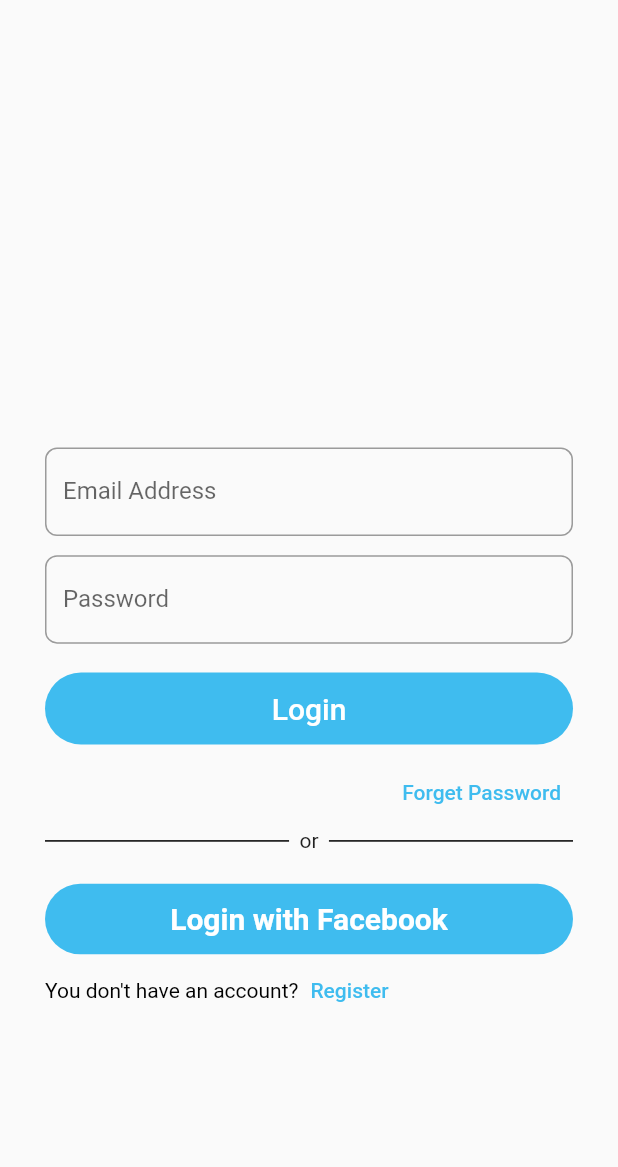
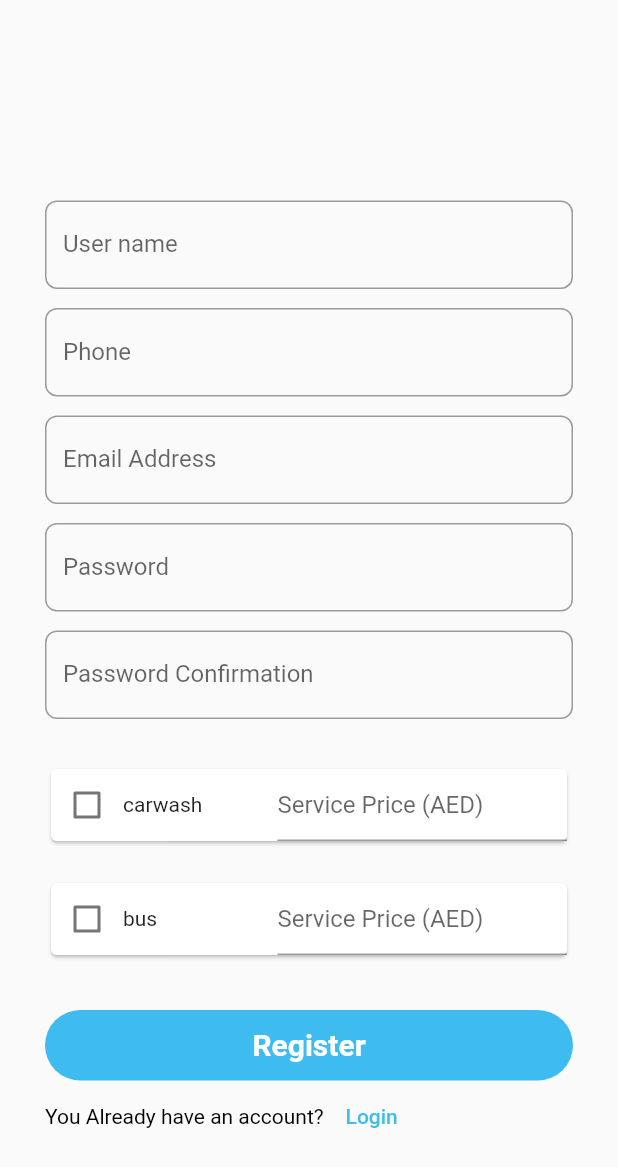
Before and after one commit to tron200/car_washer, a Flutter app: the screen it shows after launch, after a tap on "Forget Password", on a phone screen of 412 x 824 dp. Shown: the top 1167 px of the screen. Run offline on Flutter 3.47's test engine with Material 2 defaults, Android fonts, the phone set to English and light mode, and no system bars; our stand-ins replace device_info, firebase_core, firebase_messaging, sizer; accounts and stored records are empty.

Commit message:
register commit

```diff
--- /dev/null
+++ b/assets/services.json
@@ -0,0 +1,13 @@
+{
+
+  "services":[
+  {
+    "id": 19,
+    "name": "carwash"
+  },
+  {
+    "id": 20,
+    "name": "bus"
+  }
+  ]
+}
--- a/lib/Auth/login.dart
+++ b/lib/Auth/login.dart
@@ -1,12 +1,12 @@
 import 'dart:io' show Platform;
 
+import 'package:car_washer/Auth/register.dart';
 import 'package:device_info/device_info.dart';
 import 'package:firebase_messaging/firebase_messaging.dart';
 import 'package:flutter/material.dart';
 import 'package:flutter/services.dart';
 import 'package:flutter/widgets.dart';
 import 'package:sizer/sizer.dart';
-import 'package:car_washer/Helper/URLHelper.kt';
 
 class login extends StatefulWidget{
   static String id = 'login_screen';
@@ -47,7 +47,10 @@
   @override
   Widget build(BuildContext context) {
     void click() {
-
+      Navigator.push(context,
+        MaterialPageRoute(
+            builder: (context) => register())
+        ,);
     }
     void signin(){
       //here _emailController.text
--- /dev/null
+++ b/lib/Auth/register.dart
@@ -0,0 +1,258 @@
+import 'dart:convert';
+
+import 'package:car_washer/test.dart';
+import 'package:flutter/material.dart';
+import 'package:flutter/services.dart';
+import 'package:flutter/widgets.dart';
+import 'package:sizer/sizer.dart';
+import 'login.dart';
+
+class register extends StatefulWidget{
+  static String id = 'register_screen';
+
+  @override
+  _registerstate createState() => _registerstate();
+
+}
+
+
+
+class _registerstate extends State<register> {
+  List _services = [];
+  List<bool> values = [false, false];
+
+
+  Future<void> readJson() async {
+    final String response = await rootBundle.loadString('assets/services.json');
+    final data = await json.decode(response);
+    setState(() {
+      _services = data["services"];
+    });
+  }
+  @override
+  Widget build(BuildContext context) {
+    readJson();
+    void click() {
+      Navigator.push(context,
+        MaterialPageRoute(
+            builder: (context) => login())
+        ,);
+    }
+    void register(){
+      //here _emailController.text
+
+    }
+    TextEditingController _emailController = TextEditingController();
+    TextEditingController _nameController = TextEditingController();
+    TextEditingController _passwordController = TextEditingController();
+    TextEditingController _passwordconfirmController = TextEditingController();
+    TextEditingController _phoneController = TextEditingController();
+
+    return Scaffold(
+      body: SingleChildScrollView(
+      child: Container(
+        height: MediaQuery
+            .of(context)
+            .size
+            .height,
+        width: MediaQuery
+            .of(context)
+            .size
+            .width,
+
+        child: Column(
+          crossAxisAlignment: CrossAxisAlignment.center,
+          children: <Widget>[
+
+            Padding(
+                padding: const EdgeInsets.symmetric(vertical: 10, horizontal: 30),
+                child: Container(
+                  width: MediaQuery
+                      .of(context)
+                      .size
+                      .width,
+
+
+                  child: Column(
+                    crossAxisAlignment: CrossAxisAlignment.start,
+
+
+                    children: [
+
+                      SizedBox(height: 15.0.h,),
+                      Container(
+                        width: MediaQuery
+                            .of(context)
+                            .size
+                            .width,
+                        height: 7.5.h,
+                        child:  TextField(
+                          controller: _nameController,
+                          decoration: InputDecoration(
+                              labelText: "User name",
+                              border: OutlineInputBorder(
+                                borderRadius: BorderRadius.all(Radius.circular(8)),
+                              )
+                          ),
+                        ),
+                      ),
+                      SizedBox(height: 1.2.h,),
+                      Container(
+                        width: MediaQuery
+                            .of(context)
+                            .size
+                            .width,
+                        height: 7.5.h,
+                        child:  TextField(
+                          controller: _phoneController,
+                          decoration: InputDecoration(
+                              labelText: "Phone",
+                              border: OutlineInputBorder(
+                                borderRadius: BorderRadius.all(Radius.circular(8)),
+                              )
+                          ),
+                        ),
+                      ),
+                      SizedBox(height: 1.2.h,),
+                      Container(
+                        width: MediaQuery
+                            .of(context)
+                            .size
+                            .width,
+                        height: 7.5.h,
+                        child:  TextField(
+                          controller: _emailController,
+                          decoration: InputDecoration(
+                              labelText: "Email Address",
+                              border: OutlineInputBorder(
+                                borderRadius: BorderRadius.all(Radius.circular(8)),
+                              )
+                          ),
+                        ),
+                      ),
+                      SizedBox(height: 1.2.h,),
+                      Container(
+                        width: MediaQuery
+                            .of(context)
+                            .size
+                            .width,
+                        height: 7.5.h,
+                        child:  TextField(
+                          controller: _passwordController,
+                          obscureText: true,
+                          decoration: InputDecoration(
+                              labelText: "Password",
+                              border: OutlineInputBorder(
+                                borderRadius: BorderRadius.all(Radius.circular(8)),
+                              )
+                          ),
+                        ),
+                      ),
+
+                      SizedBox(height: 1.2.h,),
+
+                      Container(
+                        width: MediaQuery
+                            .of(context)
+                            .size
+                            .width,
+                        height: 7.5.h,
+                        child:  TextField(
+                          controller: _passwordconfirmController,
+                          obscureText: true,
+                          decoration: InputDecoration(
+                              labelText: "Password Confirmation",
+                              border: OutlineInputBorder(
+                                borderRadius: BorderRadius.all(Radius.circular(8)),
+                              )
+                          ),
+                        ),
+                      ),
+                      SizedBox(height: 2.0.h,),
+                      Container(
+                        height: 20.0.h,
+                        child: ListView.builder(
+                          itemCount: _services.length,
+                          itemBuilder: (context, index) {
+                            return Container(
+                              margin: EdgeInsets.symmetric(vertical: 10),
+                                child: Card(
+                                    child: Container(
+                                      child: Row(
+                                        children: [
+                                          Checkbox(value: values[index], onChanged: (bool? value){
+                                            values[index] = value!;
+                                          }),
+                                          Container(
+                                            width: 25.0.w,
+                                            child: Text(_services[index]["name"]),
+                                          ),
+                                          Expanded(
+                                              child: TextField(
+
+                                                decoration: InputDecoration(
+                                                  hintText: "Service Price (AED)",
+
+                                                ),
+                                              )
+                                          )
+
+                                        ],
+                                      ),
+                                    )
+                                )
+                            );
+                          },
+                        ),
+                      ),
+                      SizedBox(height: 1.2.h),
+                      GestureDetector(
+                        child: Container(
+                          alignment: Alignment.center,
+                          width: MediaQuery
+                              .of(context)
+                              .size
+                              .width,
+                          decoration: const BoxDecoration(
+                              borderRadius: BorderRadius.all(Radius.circular(50)),
+                              color: Color(0xff3fbcef)
+                          ),
+                          child: const Padding(
+                            padding: EdgeInsets.all(12.0),
+                            child: Text('Register',
+                              style: TextStyle(color: Colors.white,
+                                  fontSize: 20,
+                                  fontWeight: FontWeight.bold),
+                            ),
+                          ),
+                        ),
+                      ),
+
+
+                      Row(
+                        children: [
+                          Text("You Already have an account?",style: TextStyle(color: Colors.black),),
+                          TextButton(
+                            onPressed: click,
+                            child: const Text("Login",
+                              style: TextStyle(
+                                  color: Color(0xff3fbcef)
+                              ),
+                            ),
+                          )
+                        ],
+                      )
+
+
+                    ],
+                  ),
+                )
+            ),
+          ],
+        ),
+      ),
+      )
+    );
+
+  }
+}
--- a/lib/main.dart
+++ b/lib/main.dart
@@ -1,4 +1,5 @@
 import 'package:firebase_core/firebase_core.dart';
+import 'package:car_washer/Auth/register.dart';
 import 'package:flutter/material.dart';
 import 'Auth/login.dart';
 import 'package:sizer/sizer.dart';
@@ -22,6 +23,10 @@
           primarySwatch: Colors.red,
         ),
         home: login(),
+        routes: {
+          'login' : (context) => login(),
+          'register': (context) => register(),
+        },
 
       );
     });
--- a/pubspec.yaml
+++ b/pubspec.yaml
@@ -65,9 +65,9 @@
 
   # To add assets to your application, add an assets section, like this:
   # assets:
-  #   - images/a_dot_burr.jpeg
-  #   - images/a_dot_ham.jpeg
-
+  #   - assets/services.json
+  assets:
+    - assets/services.json
   # An image asset can refer to one or more resolution-specific "variants", see
   # https://flutter.dev/assets-and-images/#resolution-aware.
 
```
Also changed, not shown: pubspec.lock, 1 other file.
